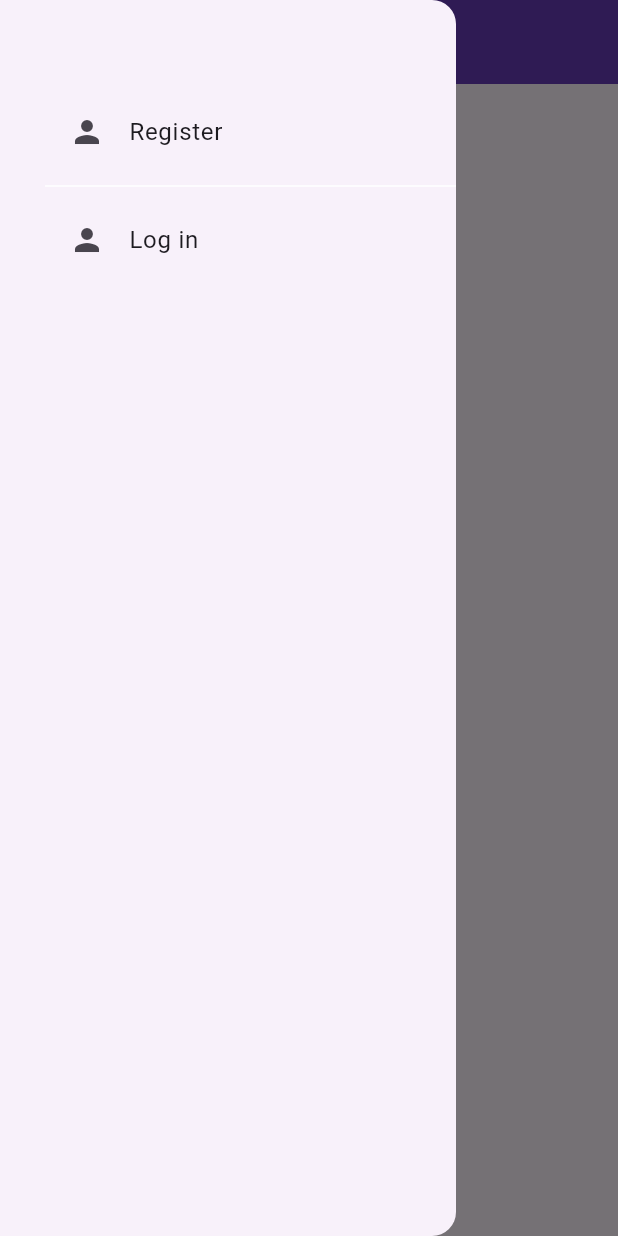
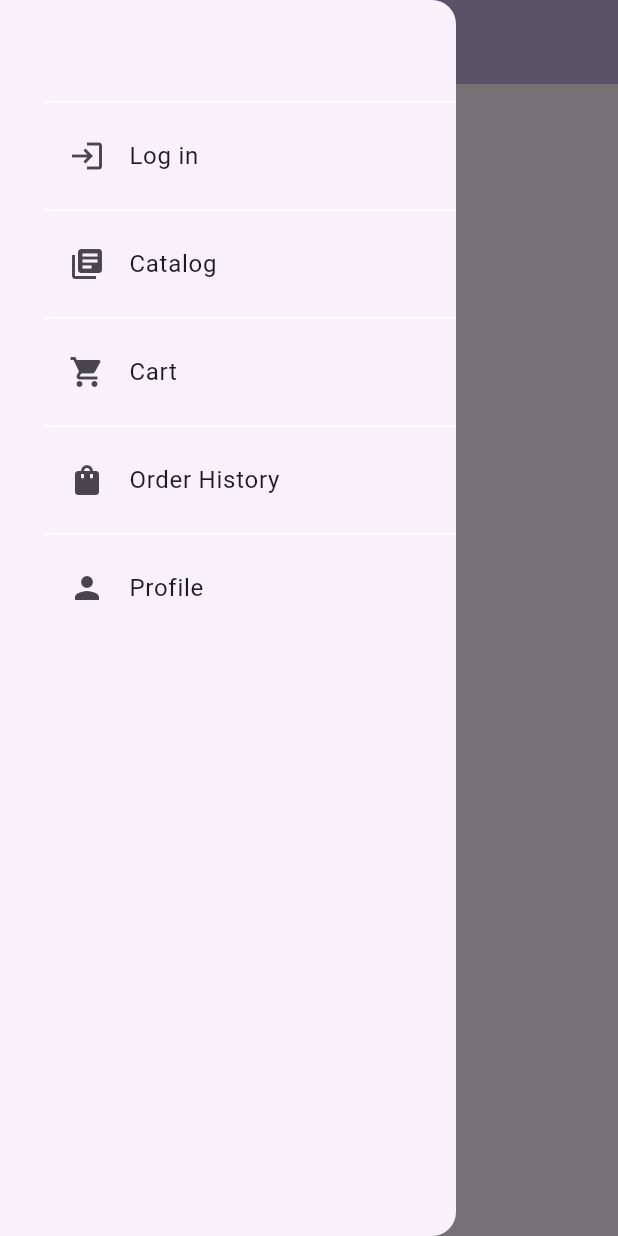
Before and after one commit to MarcSalvadore/Simple-E-Commerce, a Flutter app: the screen it shows after launch, with the side drawer open, on a phone screen of 412 x 824 dp. Run offline on Flutter 3.47's test engine with Material 2 defaults, Android fonts, the phone set to English and light mode, and no system bars.

Commit message:
add mobile pages

```diff
--- /dev/null
+++ b/frontend_mobile/lib/apps/catalog/pages/catalog.dart
@@ -0,0 +1,23 @@
+import 'package:flutter/material.dart';
+import 'package:frontend_mobile/components/appbar.dart';
+import 'package:frontend_mobile/components/drawer.dart';
+
+class Catalog extends StatefulWidget{
+  const Catalog({Key? key, required String title}) : super(key: key);
+  // static const ROUTE_NAME = '/';
+
+  @override
+  State<Catalog> createState() => _CatalogState();
+
+}
+
+class _CatalogState extends State<Catalog>{
+    @override
+    Widget build(BuildContext context){
+      return Scaffold( //bebas
+        appBar: CustomAppBar(title: "Catalog"),
+        drawer: buildDrawer(context),
+
+      );
+    }
+  }
--- a/frontend_mobile/lib/apps/home/home.dart
+++ b/frontend_mobile/lib/apps/home/home.dart
@@ -1,5 +1,7 @@
 import 'package:flutter/material.dart';
+import 'package:frontend_mobile/components/appbar.dart';
 import 'package:frontend_mobile/components/drawer.dart';
+import 'package:frontend_mobile/constant.dart';
 
 class Home extends StatelessWidget{
   const Home({super.key, required String title});
@@ -8,10 +10,7 @@ class Home extends StatelessWidget{
   @override
   Widget build(BuildContext context){
     return Scaffold(
-      appBar: AppBar(
-        title: Text("Apapedia"),
-        backgroundColor: Colors.deepPurple,
-      ),
+      appBar: CustomAppBar(title: "APAPEDIA"),
       drawer: buildDrawer(context),
     );
   }
--- /dev/null
+++ b/frontend_mobile/lib/apps/order/pages/cart.dart
@@ -0,0 +1,23 @@
+import 'package:flutter/material.dart';
+import 'package:frontend_mobile/components/appbar.dart';
+import 'package:frontend_mobile/components/drawer.dart';
+
+class Cart extends StatefulWidget{
+  const Cart({Key? key, required String title}) : super(key: key);
+  // static const ROUTE_NAME = '/';
+
+  @override
+  State<Cart> createState() => _CartState();
+
+}
+
+class _CartState extends State<Cart>{
+    @override
+    Widget build(BuildContext context){
+      return Scaffold( //bebas
+        appBar: CustomAppBar(title: "Cart"),
+        drawer: buildDrawer(context),
+
+      );
+    }
+  }
--- /dev/null
+++ b/frontend_mobile/lib/apps/order/pages/order_history.dart
@@ -0,0 +1,23 @@
+import 'package:flutter/material.dart';
+import 'package:frontend_mobile/components/appbar.dart';
+import 'package:frontend_mobile/components/drawer.dart';
+
+class Order extends StatefulWidget{
+  const Order({Key? key, required String title}) : super(key: key);
+  // static const ROUTE_NAME = '/';
+
+  @override
+  State<Order> createState() => _OrderState();
+
+}
+
+class _OrderState extends State<Order>{
+    @override
+    Widget build(BuildContext context){
+      return Scaffold( //bebas
+        appBar: CustomAppBar(title: "Order History"),
+        drawer: buildDrawer(context),
+
+      );
+    }
+  }
--- /dev/null
+++ b/frontend_mobile/lib/apps/user/pages/profile.dart
@@ -0,0 +1,23 @@
+import 'package:flutter/material.dart';
+import 'package:frontend_mobile/components/appbar.dart';
+import 'package:frontend_mobile/components/drawer.dart';
+
+class Profile extends StatefulWidget{
+  const Profile({Key? key, required String title}) : super(key: key);
+  // static const ROUTE_NAME = '/';
+
+  @override
+  State<Profile> createState() => _ProfileState();
+
+}
+
+class _ProfileState extends State<Profile>{
+    @override
+    Widget build(BuildContext context){
+      return Scaffold( //bebas
+        appBar: CustomAppBar(title: "Profile"),
+        drawer: buildDrawer(context),
+
+      );
+    }
+  }
--- a/frontend_mobile/lib/apps/user/pages/register.dart
+++ b/frontend_mobile/lib/apps/user/pages/register.dart
@@ -4,6 +4,7 @@ import 'package:frontend_mobile/apps/home/home.dart';
 class Register extends StatefulWidget{
   const Register({Key? key, required String title}) : super(key: key);
   static const ROUTE_NAME = '/register';
+  static String id = 'register';
 
   @override
   State<Register> createState() => _RegisterState();
--- /dev/null
+++ b/frontend_mobile/lib/components/appbar.dart
@@ -0,0 +1,25 @@
+import 'package:flutter/material.dart';
+import 'package:frontend_mobile/constant.dart';
+
+class CustomAppBar extends StatelessWidget implements PreferredSizeWidget {
+  final String title;
+
+  CustomAppBar({required this.title});
+
+  @override
+  Size get preferredSize => Size.fromHeight(kToolbarHeight);
+
+  @override
+  Widget build(BuildContext context) {
+    return AppBar(
+      title: Text(
+        title,
+        style: TextStyle(
+          fontWeight: FontWeight.bold,
+          color: AppColors.titleColor,
+        ),
+      ),
+      backgroundColor: AppColors.appBarBackgroundColor,
+    );
+  }
+}
--- a/frontend_mobile/lib/components/drawer.dart
+++ b/frontend_mobile/lib/components/drawer.dart
@@ -1,5 +1,9 @@
 import 'package:flutter/material.dart';
+import 'package:frontend_mobile/apps/catalog/pages/catalog.dart';
+import 'package:frontend_mobile/apps/order/pages/cart.dart';
+import 'package:frontend_mobile/apps/order/pages/order_history.dart';
 import 'package:frontend_mobile/apps/user/pages/login.dart';
+import 'package:frontend_mobile/apps/user/pages/profile.dart';
 import 'package:frontend_mobile/apps/user/pages/register.dart';
 
 Drawer buildDrawer(BuildContext context){
@@ -8,22 +12,10 @@ Drawer buildDrawer(BuildContext context){
       child: ListView(
         padding: const EdgeInsets.only(top: 60.0, left: 30.0),
         children: [
-          ListTile(
-            title: const Text('Register'),
-            leading: const Icon(Icons.person),
-            onTap: (){
-              Navigator.pushReplacement(
-                context,
-                MaterialPageRoute(builder: (context) => const Register(
-                  title: "Sign Up"
-                )),
-              );
-            },
-          ),
           Divider(color: Colors.white),
           ListTile(
             title: const Text('Log in'),
-            leading: const Icon(Icons.person),
+            leading: const Icon(Icons.login),
             onTap: (){
               Navigator.pushReplacement(
                 context,
@@ -33,6 +25,59 @@ Drawer buildDrawer(BuildContext context){
               );
             },
           ),
+          Divider(color: Colors.white),
+          ListTile(
+            title: const Text('Catalog'),
+            leading: const Icon(Icons.library_books),
+            onTap: (){
+              Navigator.pushReplacement(
+                context,
+                MaterialPageRoute(builder: (context) => const Catalog(
+                  title: "Catalog"
+                )),
+              );
+            },
+          ),
+          Divider(color: Colors.white),
+          ListTile(
+            title: const Text('Cart'),
+            leading: const Icon(Icons.shopping_cart),
+            onTap: (){
+              Navigator.pushReplacement(
+                context,
+                MaterialPageRoute(builder: (context) => const Cart(
+                  title: "Cart"
+                )),
+              );
+            },
+          ),
+          Divider(color: Colors.white),
+          ListTile(
+            title: const Text('Order History'),
+            leading: const Icon(Icons.shopping_bag),
+            onTap: (){
+              Navigator.pushReplacement(
+                context,
+                MaterialPageRoute(builder: (context) => const Order(
+                  title: "Order History"
+                )),
+              );
+            },
+          ),
+          Divider(color: Colors.white),
+          ListTile(
+            title: const Text('Profile'),
+            leading: const Icon(Icons.person),
+            onTap: (){
+              Navigator.pushReplacement(
+                context,
+                MaterialPageRoute(builder: (context) => const Profile(
+                  title: "Profile"
+                )),
+              );
+            },
+          ),
+
         ],
       ),
     ),
--- /dev/null
+++ b/frontend_mobile/lib/constant.dart
@@ -0,0 +1,6 @@
+import 'package:flutter/material.dart';
+
+class AppColors {
+  static const Color appBarBackgroundColor = Color(0xFFC3B1E1);
+  static const Color titleColor = Color(0xFF301934);
+}
--- a/frontend_mobile/lib/main.dart
+++ b/frontend_mobile/lib/main.dart
@@ -1,6 +1,7 @@
 import 'package:flutter/material.dart';
 import 'package:frontend_mobile/apps/home/home.dart';
 import 'package:frontend_mobile/apps/user/pages/login.dart';
+import 'package:frontend_mobile/apps/user/pages/register.dart';
 void main() {
   runApp(const Apapedia());
 }
@@ -17,7 +18,6 @@ class Apapedia extends StatelessWidget {
         useMaterial3: true,
         textTheme: const TextTheme(
         bodyMedium: TextStyle(
-          fontFamily: 'Ubuntu',
         ),
         ),
       ),
@@ -25,6 +25,7 @@ class Apapedia extends StatelessWidget {
       routes: {
         Home.id: (context) => Home(title: 'Home'),
         Login.id: (context) => Login(title: 'Login'),
+        Register.id: (context) => Register(title: 'Register'),
       },
     );
   }
```
Also changed, not shown: frontend_mobile/lib/apps/user/pages/login.dart (+17 -1 lines).
